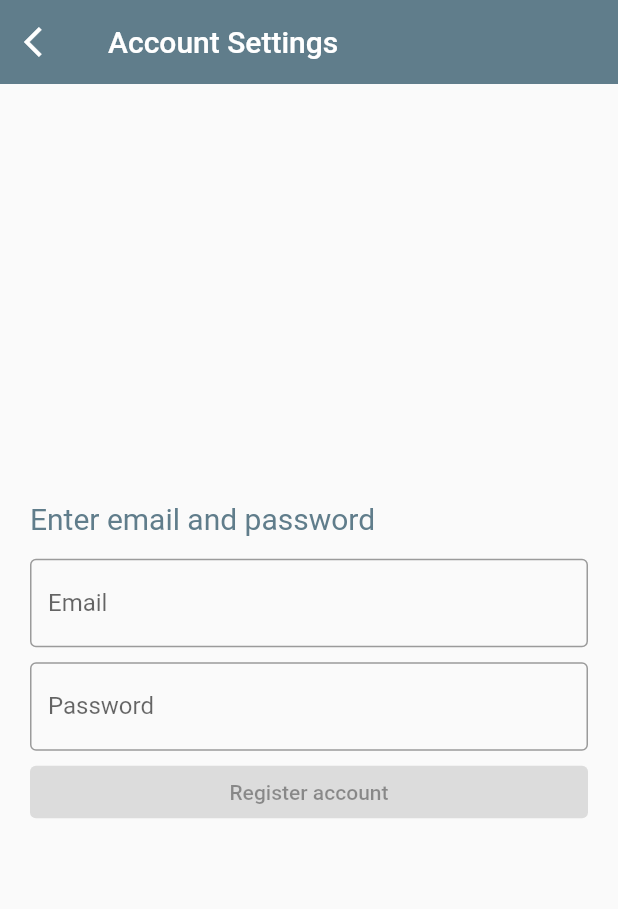
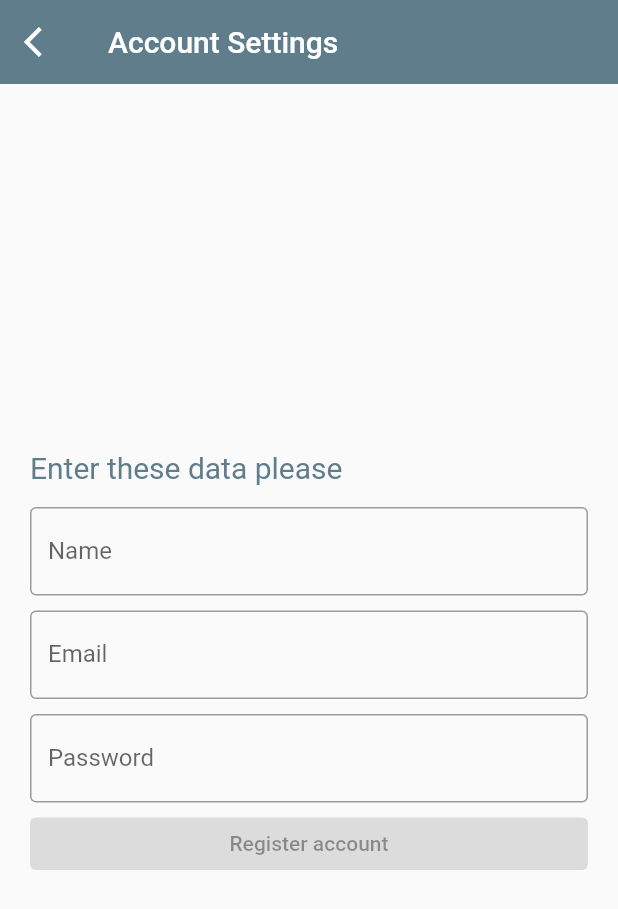
Before and after one commit to tfasoft/mobile-app, a Flutter app: the RegisterSettings screen opened directly, after a tap on "Register account", on a phone screen of 412 x 824 dp. Shown: the top 909 px of the screen. Run offline on Flutter 3.47's test engine with Material 2 defaults, Android fonts, the phone set to English and light mode, and no system bars; our stand-ins replace dio; missing offline and left inert: clipboard; network calls fail.

Commit message:
Add name to register

```diff
--- a/lib/app/screens/home/register/register_settings.dart
+++ b/lib/app/screens/home/register/register_settings.dart
@@ -18,6 +18,7 @@ class _RegisterSettingsState extends State<RegisterSettings> {
 
   final TextEditingController _email = TextEditingController();
   final TextEditingController _password = TextEditingController();
+  final TextEditingController _name = TextEditingController();
 
   Future<void> _showSnackBar(BuildContext context, String message) async {
     final snackBar = SnackBar(
@@ -37,7 +38,14 @@ class _RegisterSettingsState extends State<RegisterSettings> {
   Future<void> _registerUser(BuildContext context) async {
     setState(() => registerLoading = true);
 
-    var response = _client.register(Provider.of<AppState>(context, listen: false).getUid, _email.text, _password.text);
+    String uid = Provider.of<AppState>(context, listen: false).getUid;
+    Map data = {
+      "name": _name.text,
+      "email": _email.text,
+      "password": _password.text,
+    };
+
+    var response = _client.register(uid, data);
 
     response.then((result) {
       setState(() => registerLoading = false);
@@ -71,7 +79,15 @@ class _RegisterSettingsState extends State<RegisterSettings> {
               mainAxisAlignment: MainAxisAlignment.start,
               crossAxisAlignment: CrossAxisAlignment.stretch,
               children: [
-                const PageSubTitle(title: 'Enter email and password'),
+                const PageSubTitle(title: 'Enter these data please'),
+                TFA_Field(
+                  variant: "outlined",
+                  password: false,
+                  label: "Name",
+                  hint: "Enter your name",
+                  controller: _name,
+                ),
+                const SizedBox(height: 10),
                 TFA_Field(
                   variant: "outlined",
                   password: false,
```
